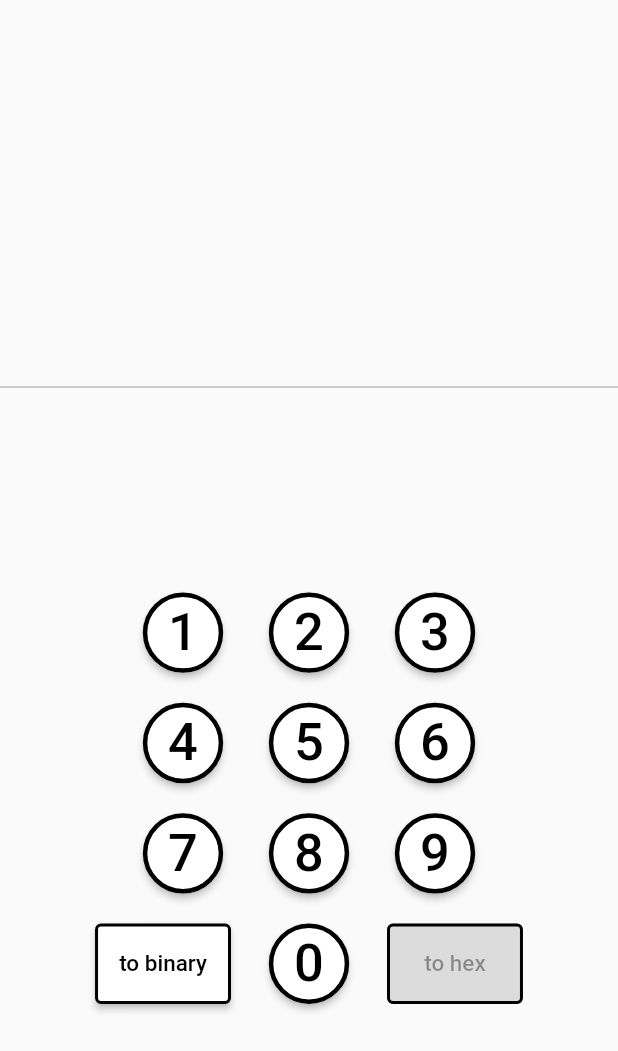
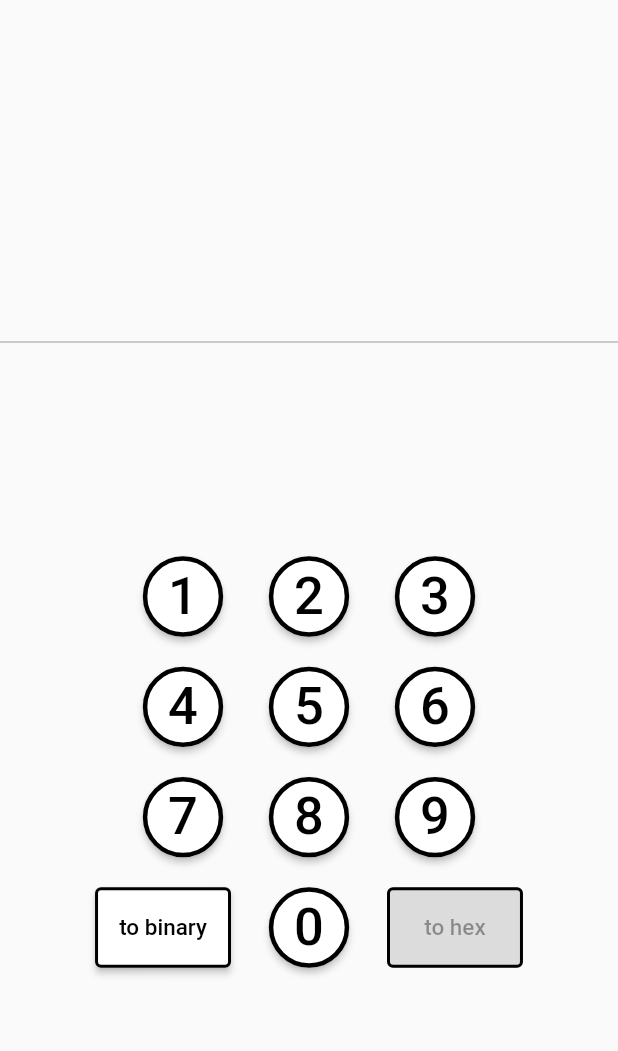
Before and after one commit to itumo-arigatone/simple_binary_converter, a Flutter app: the screen it shows after launch, swiped to page 2, on a phone screen of 412 x 824 dp. Shown: the top 1051 px of the screen. Run offline on Flutter 3.47's test engine with Material 2 defaults, Android fonts, the phone set to English and light mode, and no system bars; our stand-ins replace google_mobile_ads; network calls fail.

Commit message:
位置調整

```diff
--- a/lib/main.dart
+++ b/lib/main.dart
@@ -90,11 +90,7 @@ class _MyHomePageState extends State<MyHomePage> {
   String _convertResult = "";
   BannerAd? _anchoredBanner;
   bool _loadingAnchoredBanner = false;
-  static final AdRequest request = AdRequest(
-    keywords: <String>['foo', 'bar'],
-    contentUrl: 'http://foo.com/bar.html',
-    nonPersonalizedAds: true,
-  );
+  static final AdRequest request = AdRequest();
 
   /*
   convertMode
@@ -236,16 +232,19 @@ class _MyHomePageState extends State<MyHomePage> {
                         height: _anchoredBanner!.size.height.toDouble(),
                         child: AdWidget(ad: _anchoredBanner!),
                       ),
-                    Container(
-                      height: 50,
-                      child: Text(
-                        _convertResult,
-                        style: TextStyle(
-                          fontSize: 30,
+                    Padding(
+                      padding: const EdgeInsets.only(top: 40),
+                      child: Container(
+                        height: 50,
+                        child: Text(
+                          _convertResult,
+                          style: TextStyle(
+                            fontSize: 30,
+                          ),
                         ),
                       ),
                     ),
-                    const Padding(padding: EdgeInsets.only(top: 70)),
+                    const Padding(padding: EdgeInsets.only(top: 30)),
                     TextField(
                       textAlign: TextAlign.center,
                       enabled: false,
@@ -294,7 +293,7 @@ class _MyHomePageState extends State<MyHomePage> {
                         ),
                       ),
                     ),
-                    const Padding(padding: EdgeInsets.only(top: 70)),
+                    const Padding(padding: EdgeInsets.only(top: 40)),
                     Padding(
                       padding: const EdgeInsets.only(bottom: 20),
                       child: TextField(
@@ -346,7 +345,7 @@ class _MyHomePageState extends State<MyHomePage> {
                         ),
                       ),
                     ),
-                    const Padding(padding: EdgeInsets.only(top: 70)),
+                    const Padding(padding: EdgeInsets.only(top: 30)),
                     Padding(
                       padding: const EdgeInsets.only(bottom: 20),
                       child: TextField(
```
Also changed, not shown: lib/ad_state.dart (deleted, +0 -29 lines).
